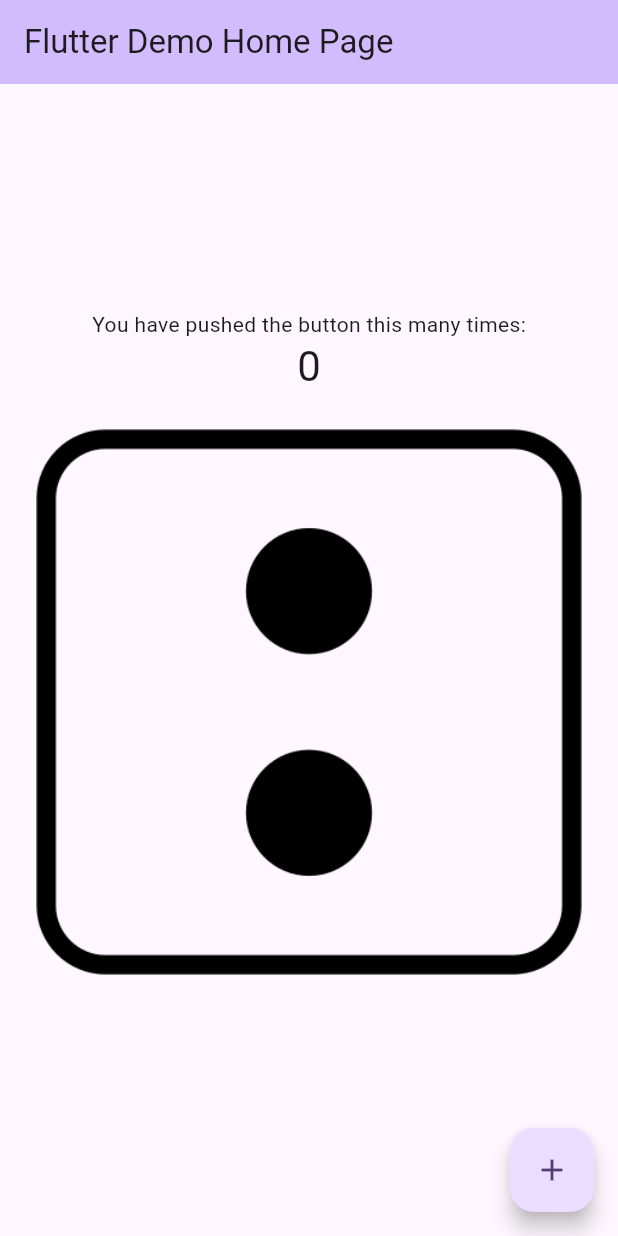
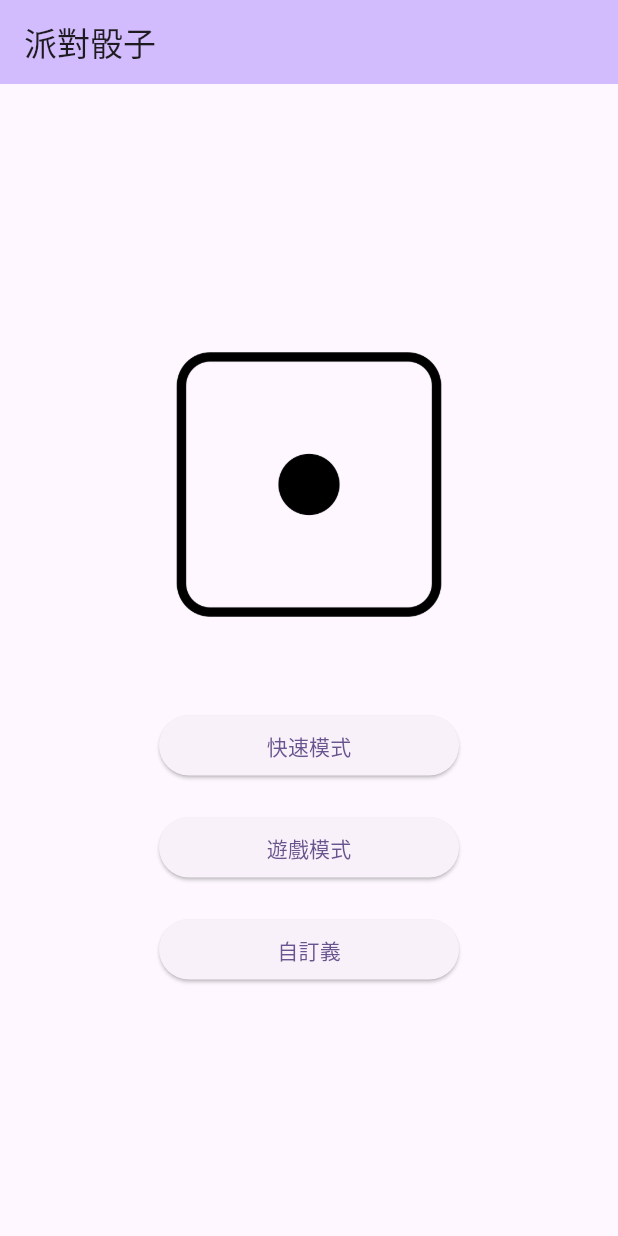
Before and after one commit to fish7070/flutter_dice, a Flutter app: the screen it shows after launch, on a phone screen of 412 x 824 dp. Run offline on Flutter 3.47's test engine with Material 2 defaults, Android fonts, the phone set to English and light mode, and no system bars.

Commit message:
Feature.HomePageUI 完成

```diff
--- a/lib/main.dart
+++ b/lib/main.dart
@@ -1,4 +1,5 @@
 import 'package:flutter/material.dart';
+import 'package:partydice/FastmodePage.dart';
 
 void main() {
   runApp(const MyApp());
@@ -6,48 +7,21 @@ void main() {
 
 class MyApp extends StatelessWidget {
   const MyApp({super.key});
-
-  // This widget is the root of your application.
   @override
   Widget build(BuildContext context) {
     return MaterialApp(
       title: 'Flutter Demo',
       theme: ThemeData(
-        // This is the theme of your application.
-        //
-        // TRY THIS: Try running your application with "flutter run". You'll see
-        // the application has a blue toolbar. Then, without quitting the app,
-        // try changing the seedColor in the colorScheme below to Colors.green
-        // and then invoke "hot reload" (save your changes or press the "hot
-        // reload" button in a Flutter-supported IDE, or press "r" if you used
-        // the command line to start the app).
-        //
-        // Notice that the counter didn't reset back to zero; the application
-        // state is not lost during the reload. To reset the state, use hot
-        // restart instead.
-        //
-        // This works for code too, not just values: Most code changes can be
-        // tested with just a hot reload.
         colorScheme: ColorScheme.fromSeed(seedColor: Colors.deepPurple),
         useMaterial3: true,
       ),
-      home: const MyHomePage(title: 'Flutter Demo Home Page'),
+      home: const MyHomePage(title: '派對骰子'),
     );
   }
 }
 
 class MyHomePage extends StatefulWidget {
   const MyHomePage({super.key, required this.title});
-
-  // This widget is the home page of your application. It is stateful, meaning
-  // that it has a State object (defined below) that contains fields that affect
-  // how it looks.
-
-  // This class is the configuration for the state. It holds the values (in this
-  // case the title) provided by the parent (in this case the App widget) and
-  // used by the build method of the State. Fields in a Widget subclass are
-  // always marked "final".
-
   final String title;
 
   @override
@@ -55,71 +29,53 @@ class MyHomePage extends StatefulWidget {
 }
 
 class _MyHomePageState extends State<MyHomePage> {
-  int _counter = 0;
-
-  void _incrementCounter() {
-    setState(() {
-      // This call to setState tells the Flutter framework that something has
-      // changed in this State, which causes it to rerun the build method below
-      // so that the display can reflect the updated values. If we changed
-      // _counter without calling setState(), then the build method would not be
-      // called again, and so nothing would appear to happen.
-      _counter++;
-    });
-  }
-
   @override
   Widget build(BuildContext context) {
-    // This method is rerun every time setState is called, for instance as done
-    // by the _incrementCounter method above.
-    //
-    // The Flutter framework has been optimized to make rerunning build methods
-    // fast, so that you can just rebuild anything that needs updating rather
-    // than having to individually change instances of widgets.
     return Scaffold(
       appBar: AppBar(
-        // TRY THIS: Try changing the color here to a specific color (to
-        // Colors.amber, perhaps?) and trigger a hot reload to see the AppBar
-        // change color while the other colors stay the same.
         backgroundColor: Theme.of(context).colorScheme.inversePrimary,
-        // Here we take the value from the MyHomePage object that was created by
-        // the App.build method, and use it to set our appbar title.
         title: Text(widget.title),
       ),
       body: Center(
-        // Center is a layout widget. It takes a single child and positions it
-        // in the middle of the parent.
         child: Column(
-          // Column is also a layout widget. It takes a list of children and
-          // arranges them vertically. By default, it sizes itself to fit its
-          // children horizontally, and tries to be as tall as its parent.
-          //
-          // Column has various properties to control how it sizes itself and
-          // how it positions its children. Here we use mainAxisAlignment to
-          // center the children vertically; the main axis here is the vertical
-          // axis because Columns are vertical (the cross axis would be
-          // horizontal).
-          //
-          // TRY THIS: Invoke "debug painting" (choose the "Toggle Debug Paint"
-          // action in the IDE, or press "p" in the console), to see the
-          // wireframe for each widget.
           mainAxisAlignment: MainAxisAlignment.center,
           children: <Widget>[
-            const Text(
-              'You have pushed the button this many times:',
+            Image.asset('assets/images/dice.png', width: 200, height: 200),
+            const SizedBox(height: 50),  // 為圖片和按鈕之間提供空間
+            ElevatedButton(
+              onPressed: () {
+                Navigator.push(
+                  context,
+                  MaterialPageRoute(builder: (context) => const FastmodePage()),
+                );
+              },
+              style: ElevatedButton.styleFrom(
+                fixedSize: const Size(200, 30),
+              ),
+              child: const Text('快速模式'),
             ),
-            Text(
-              '$_counter',
-              style: Theme.of(context).textTheme.headlineMedium,
+            const SizedBox(height: 20),  // 為按鈕之間提供空間
+            ElevatedButton(
+              onPressed: () {
+                // 處理按鈕點擊
+              },
+              style: ElevatedButton.styleFrom(
+                fixedSize: const Size(200, 30),
+              ),
+              child: const Text('遊戲模式'),
             ),
-            Image.asset('assets/images/dice2.png')
+            const SizedBox(height: 20),  // 為按鈕之間提供空間
+            ElevatedButton(
+              onPressed: () {
+                // 處理按鈕點擊
+              },
+              style: ElevatedButton.styleFrom(
+                fixedSize: const Size(200, 30),
+              ),
+              child: const Text('自訂義'),
+            ),
           ],
         ),
-      ),
-      floatingActionButton: FloatingActionButton(
-        onPressed: _incrementCounter,
-        tooltip: 'Increment',
-        child: const Icon(Icons.add),
       ), // This trailing comma makes auto-formatting nicer for build methods.
     );
   }
```
Also changed, not shown: lib/FastmodePage.dart (added, +18 -0 lines), lib/gamemode.dart (added).
